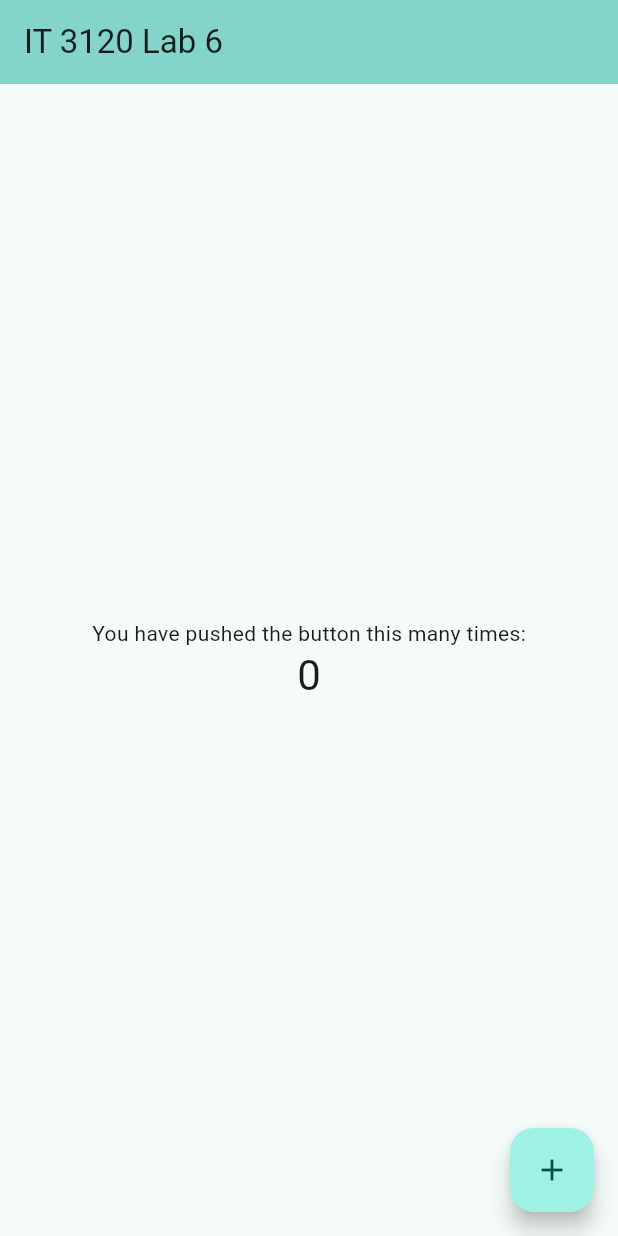
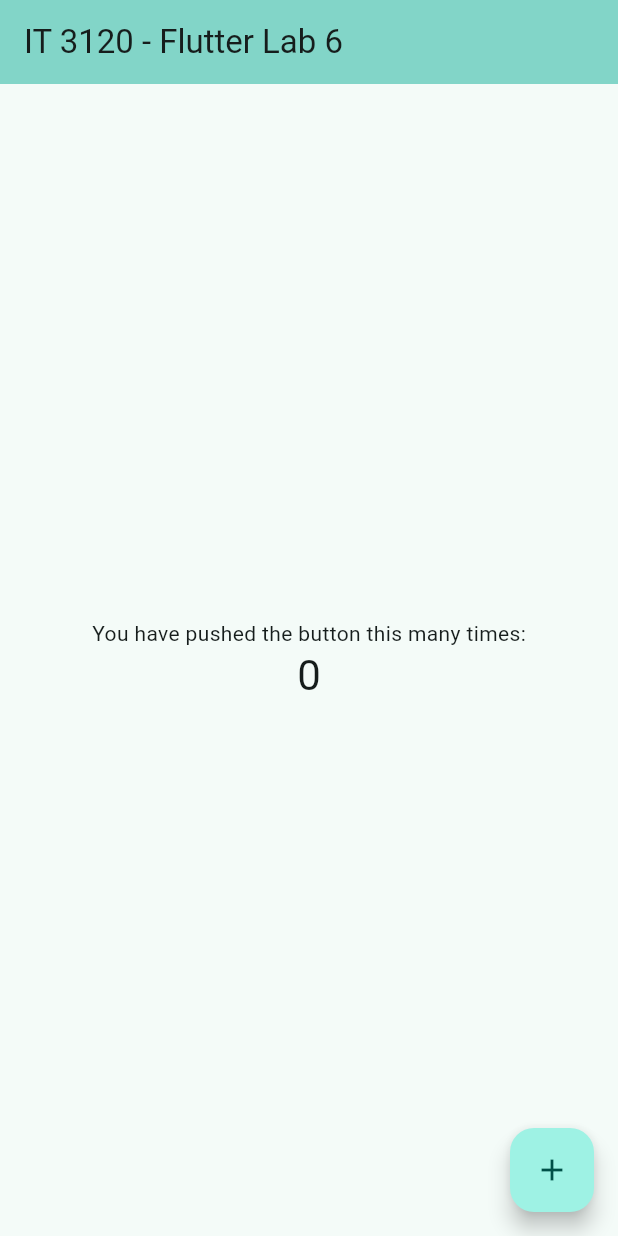
Before and after one commit to hotdogwithcheese/it3120-lab6, a Flutter app: the screen it shows after launch, on a phone screen of 412 x 824 dp. Run offline on Flutter 3.47's test engine with Material 3 defaults, Android fonts, the phone set to English and light mode, and no system bars.

Commit message:
Changing Title to IT 3120 - Flutter Lab 6

```diff
--- a/lib/main.dart
+++ b/lib/main.dart
@@ -30,7 +30,7 @@ class MyApp extends StatelessWidget {
         // tested with just a hot reload.
         colorScheme: ColorScheme.fromSeed(seedColor: Colors.teal),
       ),
-      home: const MyHomePage(title: 'IT 3120 Lab 6'),
+      home: const MyHomePage(title: 'IT 3120 - Flutter Lab 6'),
     );
   }
 }
```
